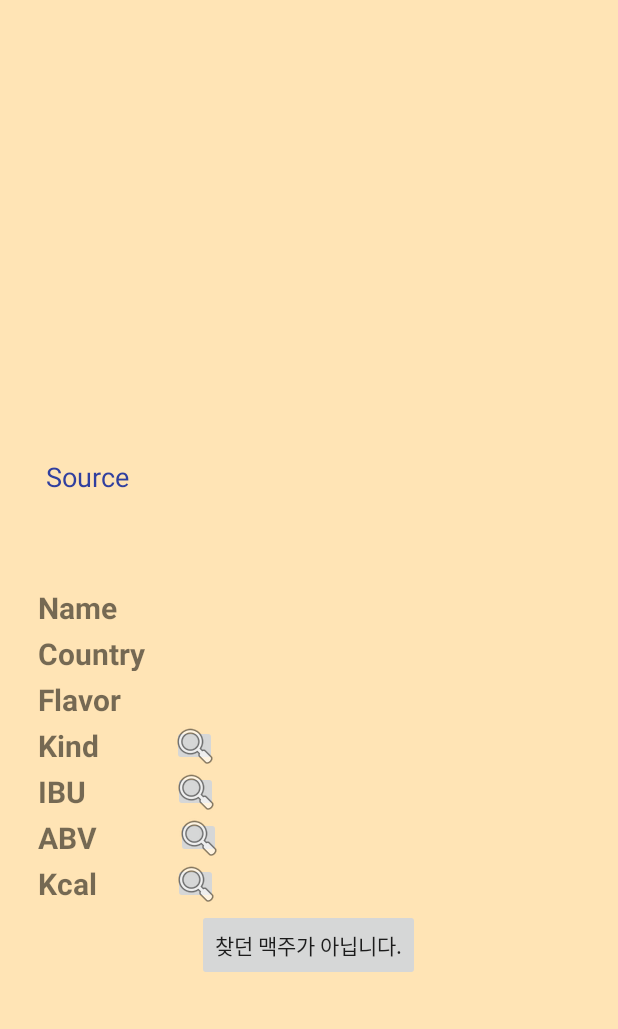
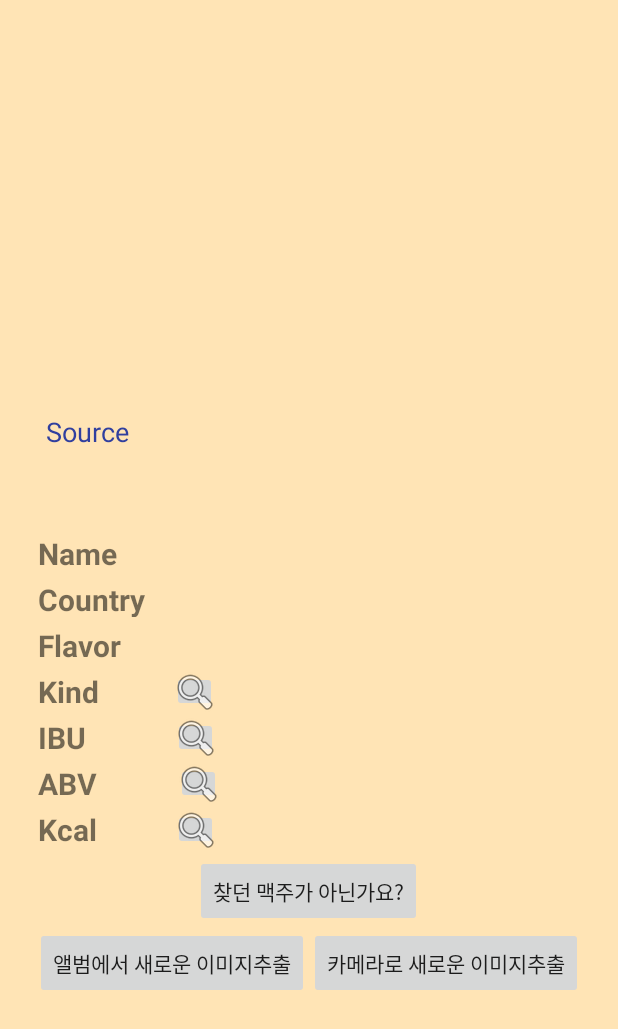
Before and after one commit to anyongho/Baseui, an Android app: the layout activity_capture.xml on its own in the app's theme, with its tools: preview values and no code run, on a phone screen of 412 x 824 dp. Shown: the top 1029 px of the screen. Run offline under Robolectric (Android 15) with nearby library versions, the phone set to English and light mode, and no system bars.

Commit message:
commit /2018/05/31

```diff
--- a/app/src/main/res/layout/activity_capture.xml
+++ b/app/src/main/res/layout/activity_capture.xml
@@ -12,8 +12,8 @@
 
     <ImageView
         android:id="@+id/img"
-        android:layout_width="290dp"
-        android:layout_height="290dp"
+        android:layout_width="260dp"
+        android:layout_height="260dp"
         android:layout_gravity="center"
         android:layout_marginBottom="10dp"
         android:gravity="top" />
@@ -21,7 +21,7 @@
     <TextView
         android:id="@+id/txtResult"
         android:layout_width="334dp"
-        android:layout_height="86dp"
+        android:layout_height="80dp"
         android:layout_gravity="center"
         android:layout_marginRight="8dp"
         android:text="Source"
@@ -249,12 +249,31 @@
 
         <Button
             android:id="@+id/check"
+            android:layout_width="match_parent"
+            android:layout_height="match_parent"
+            android:text="찾던 맥주가 아닌가요?" />
+
+    </LinearLayout>
+
+    <LinearLayout
+        android:layout_width="wrap_content"
+        android:layout_height="wrap_content"
+        android:layout_gravity="center"
+        android:orientation="horizontal">
+
+        <Button
+            android:id="@+id/another_album"
             android:layout_width="wrap_content"
             android:layout_height="wrap_content"
             android:layout_weight="1"
-            android:layout_gravity="center"
-            android:text="찾던 맥주가 아닙니다." />
+            android:text="앨범에서 새로운 이미지추출" />
 
+        <Button
+            android:id="@+id/another_camera"
+            android:layout_width="wrap_content"
+            android:layout_height="wrap_content"
+            android:layout_weight="1"
+            android:text="카메라로 새로운 이미지추출" />
     </LinearLayout>
 
 </LinearLayout>
```
Also changed, not shown: app/src/main/java/com/example/caucse/baseui/Album_Activity.java (+18 -0 lines), app/src/main/java/com/example/caucse/baseui/Capture_Activity.java (+18 -0 lines), app/src/main/java/com/example/caucse/baseui/MainActivity.java (+4 -8 lines), app/src/main/res/layout/activity_album.xml (+24 -6 lines), 1 other file.
